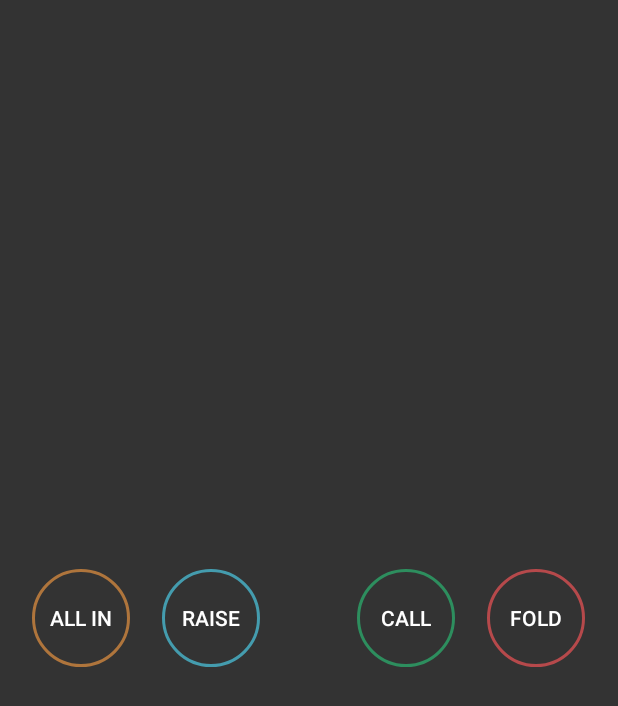
After one commit to hmrocket/Pok, an Android app: the layout controller_panel_circle.xml on its own in the app's theme, with its tools: preview values and no code run, on a phone screen of 412 x 824 dp. The commit adds this screen. Shown: the top 706 px of the screen. Run offline under Robolectric (Android 15) with nearby library versions, the phone set to English and light mode, and no system bars.

Commit message:
add controller_panel_circle

```diff
--- /dev/null
+++ b/app/src/main/res/drawable/allin_circle.xml
@@ -0,0 +1,25 @@
+<?xml version="1.0" encoding="utf-8"?>
+<selector xmlns:android="http://schemas.android.com/apk/res/android">
+	<!-- Flat Dark/Dark theme (google design)-->
+	<item android:state_enabled="false">
+		<!-- Disabled : 25% of the color, allIn color and the text also will be disabled -->
+		<shape android:shape="oval">
+			<padding android:bottom="2dp" android:left="2dp" android:right="2dp" android:top="2dp"/>
+			<stroke android:width="2dp" android:color="#3FE69241"/>
+		</shape>
+	</item>
+	<item android:state_pressed="true">
+		<!-- Pressed: 100% of the color, allIn color -->
+		<shape android:shape="oval">
+			<padding android:bottom="2dp" android:left="2dp" android:right="2dp" android:top="2dp"/>
+			<stroke android:width="2dp" android:color="@color/allin"/>
+		</shape>
+	</item>
+	<item>
+		<!-- Normal: 70% of the color, allIn color -->
+		<shape android:shape="oval">
+			<padding android:bottom="2dp" android:left="2dp" android:right="2dp" android:top="2dp"/>
+			<stroke android:width="2dp" android:color="#B2E69241"/>
+		</shape>
+	</item>
+</selector>
--- /dev/null
+++ b/app/src/main/res/drawable/call_circle.xml
@@ -0,0 +1,25 @@
+<?xml version="1.0" encoding="utf-8"?>
+<selector xmlns:android="http://schemas.android.com/apk/res/android">
+	<!-- Flat Dark/Dark theme (google design)-->
+	<item android:state_enabled="false">
+		<!-- Disabled : 25% of the color, call color and the text also will be disabled -->
+		<shape android:shape="oval">
+			<padding android:bottom="2dp" android:left="2dp" android:right="2dp" android:top="2dp"/>
+			<stroke android:width="2dp" android:color="#3F2CB772"/>
+		</shape>
+	</item>
+	<item android:state_pressed="true">
+		<!-- Pressed: 70% of the color, call color -->
+		<shape android:shape="oval">
+			<padding android:bottom="2dp" android:left="2dp" android:right="2dp" android:top="2dp"/>
+			<stroke android:width="2dp" android:color="@color/call"/>
+		</shape>
+	</item>
+	<item>
+		<!-- Normal: 100% of the color, call color -->
+		<shape android:shape="oval">
+			<padding android:bottom="2dp" android:left="2dp" android:right="2dp" android:top="2dp"/>
+			<stroke android:width="2dp" android:color="#B22CB772"/>
+		</shape>
+	</item>
+</selector>
--- /dev/null
+++ b/app/src/main/res/drawable/fold_circle.xml
@@ -0,0 +1,25 @@
+<?xml version="1.0" encoding="utf-8"?>
+<selector xmlns:android="http://schemas.android.com/apk/res/android">
+	<!-- Flat Dark/Dark theme (google design)-->
+	<item android:state_enabled="false">
+		<!-- Disabled : 25% of the color, fold color and the text also will be disabled -->
+		<shape android:shape="oval">
+			<padding android:bottom="2dp" android:left="2dp" android:right="2dp" android:top="2dp"/>
+			<stroke android:width="2dp" android:color="#3FEF5457"/>
+		</shape>
+	</item>
+	<item android:state_pressed="true">
+		<!-- Pressed: 70% of the color, fold color -->
+		<shape android:shape="oval">
+			<padding android:bottom="2dp" android:left="2dp" android:right="2dp" android:top="2dp"/>
+			<stroke android:width="2dp" android:color="@color/fold"/>
+		</shape>
+	</item>
+	<item>
+		<!-- Normal: 70% of the color, fold color -->
+		<shape android:shape="oval">
+			<padding android:bottom="2dp" android:left="2dp" android:right="2dp" android:top="2dp"/>
+			<stroke android:width="2dp" android:color="#B2EF5457"/>
+		</shape>
+	</item>
+</selector>
--- /dev/null
+++ b/app/src/main/res/drawable/raise_circle.xml
@@ -0,0 +1,25 @@
+<?xml version="1.0" encoding="utf-8"?>
+<selector xmlns:android="http://schemas.android.com/apk/res/android">
+	<!-- Flat Dark/Dark theme (google design)-->
+	<item android:state_enabled="false">
+		<!-- Disabled : 25% of the color, raise color and the text also will be disabled -->
+		<shape android:shape="oval">
+			<padding android:bottom="2dp" android:left="2dp" android:right="2dp" android:top="2dp"/>
+			<stroke android:width="2dp" android:color="#3F4CCBE4"/>
+		</shape>
+	</item>
+	<item android:state_pressed="true">
+		<!-- Pressed: 100% of the color, raise color -->
+		<shape android:shape="oval">
+			<padding android:bottom="2dp" android:left="2dp" android:right="2dp" android:top="2dp"/>
+			<stroke android:width="2dp" android:color="@color/raise"/>
+		</shape>
+	</item>
+	<item>
+		<!-- Normal: 70% of the color, raise color -->
+		<shape android:shape="oval">
+			<padding android:bottom="2dp" android:left="2dp" android:right="2dp" android:top="2dp"/>
+			<stroke android:width="2dp" android:color="#B24CCBE4"/>
+		</shape>
+	</item>
+</selector>
--- /dev/null
+++ b/app/src/main/res/drawable/textcolor_circle.xml
@@ -0,0 +1,5 @@
+<?xml version="1.0" encoding="utf-8"?>
+<selector xmlns:android="http://schemas.android.com/apk/res/android">
+	<item android:color="#4CFFFFFF" android:state_enabled="false"/>
+	<item android:color="@color/abc_primary_text_disable_only_material_dark"/>
+</selector>
--- /dev/null
+++ b/app/src/main/res/layout/controller_panel_circle.xml
@@ -0,0 +1,78 @@
+<?xml version="1.0" encoding="utf-8"?>
+<LinearLayout xmlns:android="http://schemas.android.com/apk/res/android"
+			  android:layout_width="match_parent"
+			  android:layout_height="match_parent"
+			  android:background="#333333"
+			  android:gravity="center_vertical">
+	<!-- Persistent footer buttons: https://www.google.com/design/spec/components/buttons.html#buttons-usage -->
+	<!-- flat button design -->
+	<Space
+		android:layout_width="wrap_content"
+		android:layout_height="match_parent"
+		android:layout_gravity="center_vertical"
+		android:layout_weight="1"/>
+
+	<Button
+		android:id="@+id/btn_allin"
+		style="?android:attr/borderlessButtonStyle"
+		android:layout_width="@dimen/circle_panel_radius"
+		android:layout_height="@dimen/circle_panel_radius"
+		android:background="@drawable/allin_circle"
+		android:minWidth="@dimen/abc_action_button_min_width_material"
+		android:text="ALL IN"
+		android:textColor="@android:color/white"/>
+
+	<Space
+		android:layout_width="wrap_content"
+		android:layout_height="match_parent"
+		android:layout_gravity="center_vertical"
+		android:layout_weight="1"/>
+
+	<Button
+		android:id="@+id/btn_raise"
+		style="?android:attr/borderlessButtonStyle"
+		android:layout_width="@dimen/circle_panel_radius"
+		android:layout_height="@dimen/circle_panel_radius"
+		android:background="@drawable/raise_circle"
+		android:minWidth="@dimen/abc_action_button_min_width_material"
+		android:text="RAISE"
+		android:textColor="@android:color/white"/>
+
+	<!--This can be the amount to continue-->
+	<Space
+		android:layout_width="wrap_content"
+		android:layout_height="wrap_content"
+		android:layout_weight="3"/>
+
+	<Button
+		android:id="@+id/btn_call"
+		style="?android:attr/borderlessButtonStyle"
+		android:layout_width="@dimen/circle_panel_radius"
+		android:layout_height="@dimen/circle_panel_radius"
+		android:background="@drawable/call_circle"
+		android:minWidth="@dimen/abc_action_button_min_width_material"
+		android:text="CALL"
+		android:textColor="@android:color/white"/>
+
+	<Space
+		android:layout_width="wrap_content"
+		android:layout_height="match_parent"
+		android:layout_gravity="center_vertical"
+		android:layout_weight="1"/>
+
+	<Button
+		android:id="@+id/btn_fold"
+		style="?android:attr/borderlessButtonStyle"
+		android:layout_width="@dimen/circle_panel_radius"
+		android:layout_height="@dimen/circle_panel_radius"
+		android:background="@drawable/fold_circle"
+		android:minWidth="@dimen/abc_action_button_min_width_material"
+		android:text="FOLD"
+		android:textColor="@drawable/textcolor_circle"/>
+
+	<Space
+		android:layout_width="wrap_content"
+		android:layout_height="match_parent"
+		android:layout_gravity="center_vertical"
+		android:layout_weight="1"/>
+</LinearLayout>
--- a/app/src/main/res/values/dimens.xml
+++ b/app/src/main/res/values/dimens.xml
@@ -3,4 +3,5 @@
 	<dimen name="table_padding">40dp</dimen>
 	<dimen name="width_pot">160dp</dimen>
 	<dimen name="height_pot">50dp</dimen>
+	<dimen name="circle_panel_radius">65dp</dimen>
 </resources>
```
Also changed, not shown: app/src/main/res/mipmap-xxxhdpi/table_flat_blue.png.
